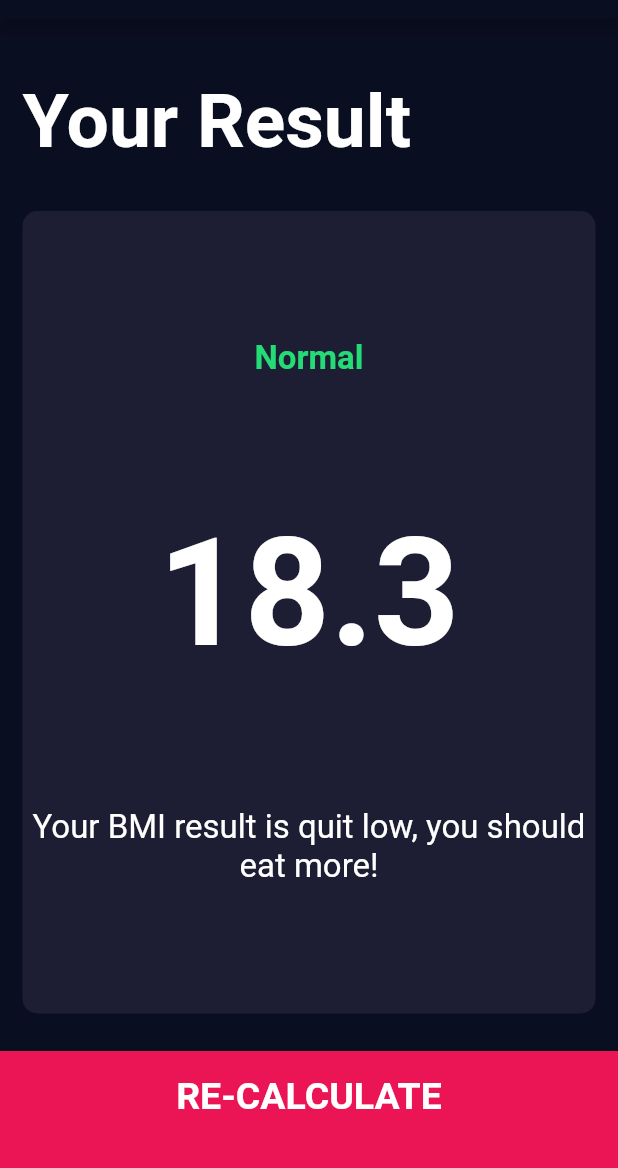
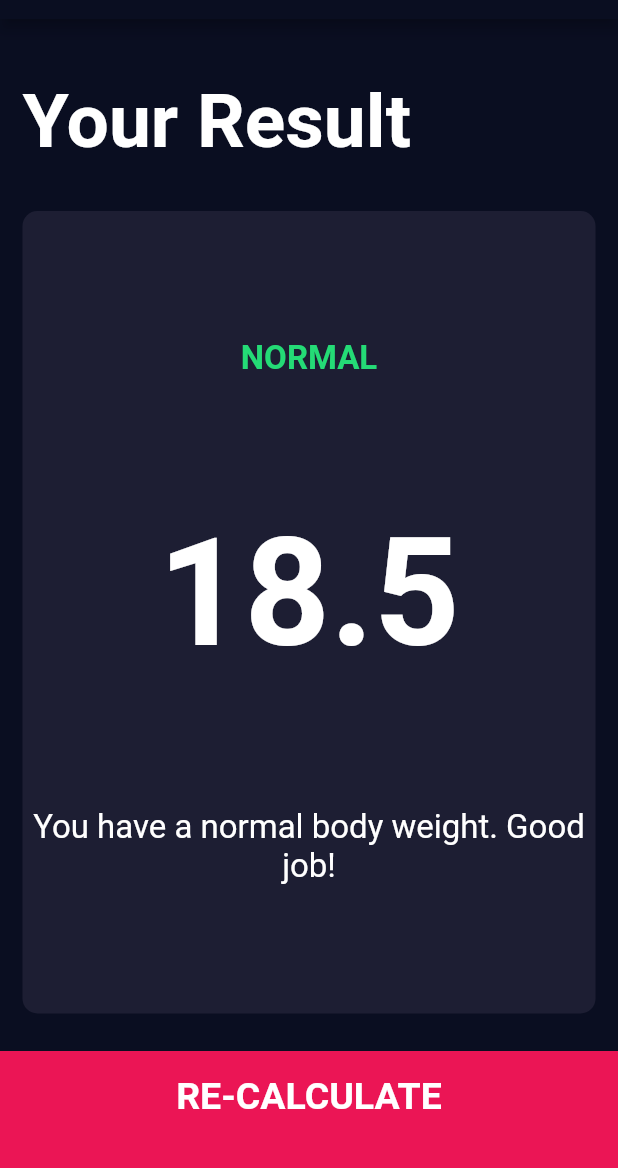
Before and after one commit to unbam/bmi-calculator, a Flutter app: the screen it shows after launch, after a tap on "CALCULATE", on a phone screen of 412 x 824 dp, the part 65-1233 px from its top. Run offline on Flutter 3.47's test engine with Material 2 defaults, Android fonts, the phone set to English and light mode, and no system bars; our stand-ins replace font_awesome_flutter.

Commit message:
Section12-117

```diff
--- /dev/null
+++ b/lib/calculator_brain.dart
@@ -0,0 +1,35 @@
+import 'dart:math';
+
+class CalculatorBrain {
+  CalculatorBrain({this.height, this.weight});
+
+  final int height;
+  final int weight;
+
+  double _bmi;
+
+  String calculateBMI() {
+    _bmi = weight / pow(height / 100, 2);
+    return _bmi.toStringAsFixed(1);
+  }
+
+  String getResult() {
+    if (_bmi >= 25) {
+      return 'Overweight';
+    } else if (_bmi > 18.5) {
+      return 'Normal';
+    } else {
+      return 'Underweight';
+    }
+  }
+
+  String getInterpretation() {
+    if (_bmi >= 25) {
+      return 'You have a higher than normal body weight. Try to exercise more.';
+    } else if (_bmi > 18.5) {
+      return 'You have a normal body weight. Good job!';
+    } else {
+      return 'You have a lower than normal body weight. You can eat a bit more.';
+    }
+  }
+}
--- a/lib/screens/input_page.dart
+++ b/lib/screens/input_page.dart
@@ -1,3 +1,4 @@
+import 'package:bmi_calculator/calculator_brain.dart';
 import 'package:bmi_calculator/components/bottom_button.dart';
 import 'package:bmi_calculator/components/icon_content.dart';
 import 'package:bmi_calculator/components/reusable_card.dart';
@@ -210,8 +211,17 @@ class _InputPageState extends State<InputPage> {
             BottomButton(
               buttonTitle: 'CALCULATE',
               onTap: () {
-                Navigator.push(context,
-                    MaterialPageRoute(builder: (context) => ResultsPage()));
+                CalculatorBrain calc =
+                    CalculatorBrain(height: height, weight: weight);
+
+                Navigator.push(
+                    context,
+                    MaterialPageRoute(
+                        builder: (context) => ResultsPage(
+                              bmiResult: calc.calculateBMI(),
+                              resultText: calc.getResult(),
+                              interpretation: calc.getInterpretation(),
+                            )));
               },
             ),
           ],
--- a/lib/screens/results_page.dart
+++ b/lib/screens/results_page.dart
@@ -4,6 +4,15 @@ import 'package:bmi_calculator/constants.dart';
 import 'package:flutter/material.dart';
 
 class ResultsPage extends StatelessWidget {
+  ResultsPage(
+      {@required this.bmiResult,
+      @required this.resultText,
+      @required this.interpretation});
+
+  final String bmiResult;
+  final String resultText;
+  final String interpretation;
+
   @override
   Widget build(BuildContext context) {
     return Scaffold(
@@ -32,9 +41,9 @@ class ResultsPage extends StatelessWidget {
                 mainAxisAlignment: MainAxisAlignment.spaceEvenly,
                 crossAxisAlignment: CrossAxisAlignment.center,
                 children: <Widget>[
-                  Text('Normal', style: kResultTextStyle),
-                  Text('18.3', style: kBMITextStyle),
-                  Text('Your BMI result is quit low, you should eat more!',
+                  Text(resultText.toUpperCase(), style: kResultTextStyle),
+                  Text(bmiResult, style: kBMITextStyle),
+                  Text(interpretation,
                       textAlign: TextAlign.center, style: kBodyTextStyle)
                 ],
               ),
```
